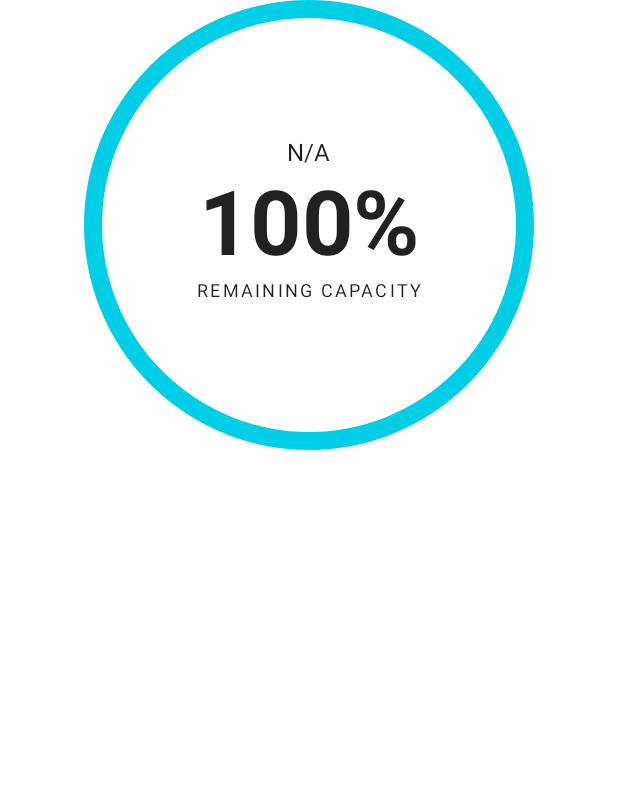
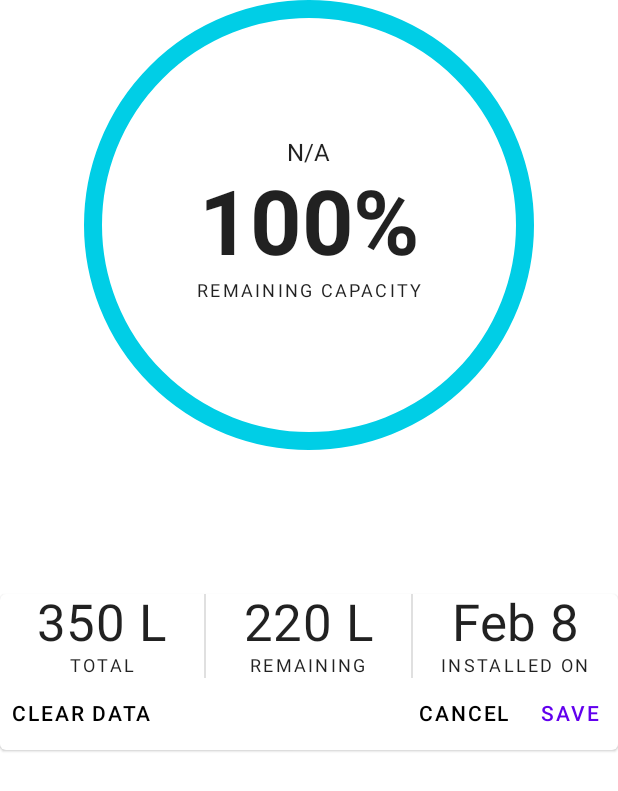
Before and after one commit to radusalagean/water-filter-companion-android-public, an Android app built with Jetpack Compose: the screen it shows after launch (MainActivity), on a phone screen of 412 x 824 dp. Shown: the top 791 px of the screen. Run offline under Robolectric (Android 15) with nearby library versions, the phone set to English and light mode, and no system bars; our stand-ins replace Dagger/Hilt's generated code, constraintlayout-compose.

Commit message:
Details Card Layout (1) - Base layout setup

```diff
--- /dev/null
+++ b/app/src/main/java/com/example/waterfiltercompanion/ui/components/detailscard/DetailsCard.kt
@@ -0,0 +1,84 @@
+package com.example.waterfiltercompanion.ui.components.detailscard
+
+import android.util.Log
+import androidx.compose.foundation.layout.*
+import androidx.compose.material.*
+import androidx.compose.runtime.Composable
+import androidx.compose.ui.Alignment
+import androidx.compose.ui.Modifier
+import androidx.compose.ui.res.stringResource
+import androidx.compose.ui.unit.dp
+import androidx.compose.ui.unit.sp
+import com.example.waterfiltercompanion.R
+import com.example.waterfiltercompanion.ui.components.detailscard.content.item.DetailsContentItem
+
+@Composable
+fun DetailsCard(
+    modifier: Modifier = Modifier,
+    editState: Boolean
+) {
+    Card(modifier) {
+        Column {
+            // Details Content
+            Row(Modifier.fillMaxWidth().height(IntrinsicSize.Min)) {
+                val itemModifier = Modifier.weight(1f)
+                DetailsContentItem(
+                    modifier = itemModifier,
+                    value = "350 L",
+                    label = stringResource(R.string.details_card_total_label)
+                )
+                Divider(Modifier.fillMaxHeight().width(1.dp))
+                DetailsContentItem(
+                    modifier = itemModifier,
+                    value = "220 L",
+                    label = stringResource(R.string.details_card_remaining_label)
+                )
+                Divider(Modifier.fillMaxHeight().width(1.dp))
+                DetailsContentItem(
+                    modifier = itemModifier,
+                    value = "Feb 8",
+                    label = stringResource(R.string.details_card_installed_on_label)
+                )
+            }
+            // Details Actions
+            if (!editState) {
+                Box(Modifier.fillMaxWidth()) { // Non-edit state
+                    TextButton(
+                        modifier = Modifier.align(Alignment.Center),
+                        onClick = { Log.d("DetailsCard", "onClick Edit") },
+                        colors = ButtonDefaults.textButtonColors(
+                            contentColor = MaterialTheme.colors.onSurface
+                        )
+                    ) {
+                        Text(text = (stringResource(id = R.string.details_card_edit).uppercase()))
+                    }
+                }
+            } else {
+                Row { // Edit State
+                    TextButton(
+                        onClick = {},
+                        colors = ButtonDefaults.textButtonColors(
+                            contentColor = MaterialTheme.colors.onSurface
+                        )
+                    ) {
+                        Text(text = stringResource(id = R.string.details_card_clear_data).uppercase())
+                    }
+                    Spacer(Modifier.weight(1f))
+                    TextButton(
+                        onClick = {},
+                        colors = ButtonDefaults.textButtonColors(
+                            contentColor = MaterialTheme.colors.onSurface
+                        )
+                    ) {
+                        Text(text = stringResource(id = R.string.details_card_cancel).uppercase())
+                    }
+                    TextButton(
+                        onClick = {}
+                    ) {
+                        Text(text = stringResource(id = R.string.details_card_save).uppercase())
+                    }
+                }
+            }
+        }
+    }
+}
--- /dev/null
+++ b/app/src/main/java/com/example/waterfiltercompanion/ui/components/detailscard/content/item/DetailsContentItem.kt
@@ -0,0 +1,49 @@
+package com.example.waterfiltercompanion.ui.components.detailscard.content.item
+
+import androidx.compose.foundation.layout.Column
+import androidx.compose.material.MaterialTheme
+import androidx.compose.material.Text
+import androidx.compose.runtime.Composable
+import androidx.compose.ui.Alignment
+import androidx.compose.ui.Modifier
+import androidx.compose.ui.unit.sp
+
+@Composable
+fun DetailsContentItem(modifier: Modifier = Modifier, value: String, label: String) {
+    Column(modifier) {
+        val itemModifier = Modifier.align(Alignment.CenterHorizontally)
+        DetailsContentTextItemValue(
+            modifier = itemModifier,
+            value = value
+        )
+        DetailsContentItemLabel(
+            modifier = itemModifier,
+            label = label
+        )
+    }
+}
+
+@Composable
+private fun DetailsContentTextItemValue(
+    modifier: Modifier = Modifier,
+    value: String
+) {
+    Text(
+        modifier = modifier,
+        text = value,
+        style = MaterialTheme.typography.h4
+    )
+}
+
+@Composable
+private fun DetailsContentItemLabel(
+    modifier: Modifier = Modifier,
+    label: String
+) {
+    Text(
+        modifier = modifier,
+        text = label.uppercase(),
+        style = MaterialTheme.typography.overline,
+        fontSize = 12.sp
+    )
+}
--- a/app/src/main/java/com/example/waterfiltercompanion/ui/screen/main/MainScreen.kt
+++ b/app/src/main/java/com/example/waterfiltercompanion/ui/screen/main/MainScreen.kt
@@ -1,26 +1,29 @@
 package com.example.waterfiltercompanion.ui.screen.main
 
-import androidx.compose.foundation.layout.Column
-import androidx.compose.foundation.layout.fillMaxWidth
-import androidx.compose.foundation.layout.height
+import androidx.compose.foundation.border
+import androidx.compose.foundation.layout.*
 import androidx.compose.material.Button
 import androidx.compose.material.MaterialTheme
 import androidx.compose.material.Surface
 import androidx.compose.material.Text
 import androidx.compose.runtime.Composable
 import androidx.compose.ui.Modifier
+import androidx.compose.ui.graphics.Color
 import androidx.compose.ui.unit.dp
+import com.example.waterfiltercompanion.ui.components.detailscard.DetailsCard
 import com.example.waterfiltercompanion.ui.components.ringindicator.Ring
 import com.example.waterfiltercompanion.ui.components.ringindicator.RingIndicator
 import com.example.waterfiltercompanion.ui.theme.ColorRingBackground
 import com.example.waterfiltercompanion.ui.theme.ColorRingForeground
 import com.example.waterfiltercompanion.ui.theme.WaterFilterCompanionTheme
+import com.example.waterfiltercompanion.ui.utils.debugBorder
 
 @Composable
 fun MainScreen(viewModel: MainViewModel) {
     WaterFilterCompanionTheme {
         // A surface container using the 'background' color from the theme
-        Surface(color = MaterialTheme.colors.background) {
+        Surface(modifier = Modifier.fillMaxHeight(), color = MaterialTheme.colors.background) {
+            Column {
                 RingIndicator(
                     modifier = Modifier
                         .fillMaxWidth()
@@ -28,6 +31,8 @@ fun MainScreen(viewModel: MainViewModel) {
                     fill = 1f,
                     daysInUse = null
                 )
+                DetailsCard(modifier = Modifier.padding(top = 96.dp), editState = true)
             }
         }
     }
+}
--- a/app/src/main/java/com/example/waterfiltercompanion/ui/utils/ComposableUtils.kt
+++ b/app/src/main/java/com/example/waterfiltercompanion/ui/utils/ComposableUtils.kt
@@ -1,9 +1,13 @@
 package com.example.waterfiltercompanion.ui.utils
 
 import androidx.annotation.PluralsRes
+import androidx.compose.foundation.border
 import androidx.compose.runtime.Composable
+import androidx.compose.ui.Modifier
+import androidx.compose.ui.graphics.Color
 import androidx.compose.ui.platform.LocalContext
 import androidx.compose.ui.res.stringResource
+import androidx.compose.ui.unit.dp
 import com.example.waterfiltercompanion.R
 
 @Composable
@@ -23,3 +27,8 @@ fun quantityStringResourceWithFallback(
         quantityStringResource(id, quantity)
     else stringResource(R.string.not_available)
 }
+
+fun Modifier.debugBorder(color: Color = Color.Red): Modifier = this.border(
+    width = 1.dp,
+    color = color
+)
--- a/app/src/main/res/values/strings.xml
+++ b/app/src/main/res/values/strings.xml
@@ -9,4 +9,15 @@
         <item quantity="other">%d days in use</item>
     </plurals>
     <string name="ring_indicator_remaining_capacity_label">Remaining capacity</string>
+
+<!--    Details Card-->
+    <string name="details_card_total_label">Total</string>
+    <string name="details_card_remaining_label">Remaining</string>
+    <string name="details_card_installed_on_label">Installed on</string>
+
+<!--    Details Card-->
+    <string name="details_card_edit">Edit</string>
+    <string name="details_card_clear_data">Clear data</string>
+    <string name="details_card_cancel">Cancel</string>
+    <string name="details_card_save">Save</string>
 </resources>
```
Lines whose indentation alone changed are shown as unchanged.
